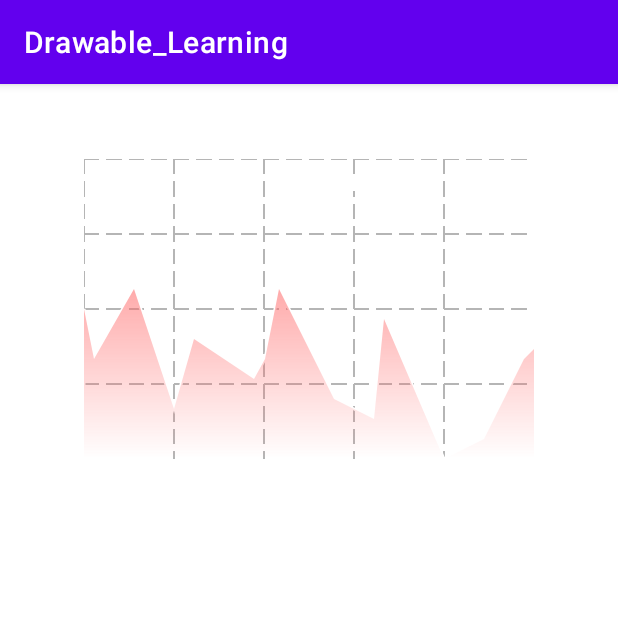
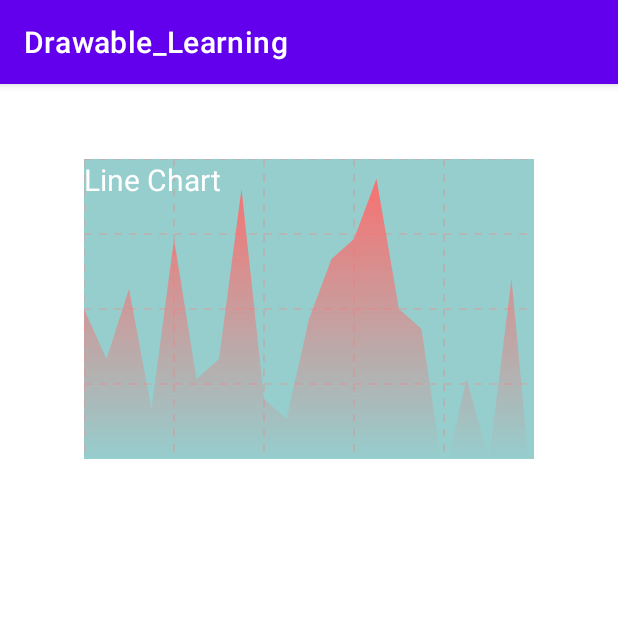
Before and after one commit to JereChen11/Drawable_Learning, an Android app: the fragment LineChartFragment shown on its own in the app's theme, on a phone screen of 412 x 824 dp, the top half of it. Run offline under Robolectric (Android 15) with nearby library versions, the phone set to English and light mode, and no system bars.

Commit message:
update Simeple Line Chart

```diff
--- a/app/src/main/java/com/drawable/learning/fragment/custom/line_chart/BgGridDrawable.kt
+++ b/app/src/main/java/com/drawable/learning/fragment/custom/line_chart/BgGridDrawable.kt
@@ -17,21 +17,23 @@ class BgGridDrawable : Drawable() {
     private val paint = Paint(Paint.ANTI_ALIAS_FLAG).apply {
         style = Paint.Style.STROKE
         strokeWidth = 1f.px
-        color = Color.parseColor("#B5B5B5")
-        pathEffect = DashPathEffect(floatArrayOf(10f.px, 5f.px), 0f)
+        color = Color.parseColor("#80B5B5B5")
+        pathEffect = DashPathEffect(floatArrayOf(5f.px, 5f.px, 5f.px, 5f.px), 0f)
     }
 
+    private var pixelX = 0f
+    private var pixelY = 0f
     override fun draw(canvas: Canvas) {
         for (i in 0 until lineCount) {
-            val y = (bounds.top + bounds.height() / lineCount * i).toFloat()
-            path.moveTo(bounds.left.toFloat(), y)
-            path.lineTo(bounds.right.toFloat(), y)
+            pixelY = (bounds.top + bounds.height() / lineCount * i).toFloat()
+            path.moveTo(bounds.left.toFloat(), pixelY)
+            path.lineTo(bounds.right.toFloat(), pixelY)
             canvas.drawPath(path, paint)
         }
         for (i in 0 until columnCount) {
-            val x = (bounds.left + bounds.width() / columnCount * i).toFloat()
-            path.moveTo(x, bounds.top.toFloat())
-            path.lineTo(x, bounds.bottom.toFloat())
+            pixelX = (bounds.left + bounds.width() / columnCount * i).toFloat()
+            path.moveTo(pixelX, bounds.top.toFloat())
+            path.lineTo(pixelX, bounds.bottom.toFloat())
             canvas.drawPath(path, paint)
         }
     }
--- a/app/src/main/java/com/drawable/learning/fragment/custom/line_chart/LineChartFragment.kt
+++ b/app/src/main/java/com/drawable/learning/fragment/custom/line_chart/LineChartFragment.kt
@@ -22,12 +22,46 @@ class LineChartFragment : BaseFragment<FragmentLineChartBinding>() {
         private val bgDrawable = BgGridDrawable()
 
         private val paint = Paint(Paint.ANTI_ALIAS_FLAG).apply {
-            style = Paint.Style.FILL
+            style = Paint.Style.FILL_AND_STROKE
+            strokeWidth = 2f.px
             color = Color.parseColor("#96CDCD")
+        }
+
+        //hard code the points of the line chart
+        private val path = Path()
+
+        private fun calculatePath() {
+            path.apply {
+                reset()
+                moveTo(bounds.left.toFloat(), bounds.bottom.toFloat())
+                lineTo(bounds.left.toFloat(), 150f)
+                lineTo(bounds.left.toFloat() + bounds.width() * 0.05f, 200f)
+                lineTo(bounds.left.toFloat() + bounds.width() * 0.1f, 130f)
+                lineTo(bounds.left.toFloat() + bounds.width() * 0.15f, 250f)
+                lineTo(bounds.left.toFloat() + bounds.width() * 0.2f, 80f)
+                lineTo(bounds.left.toFloat() + bounds.width() * 0.25f, 220f)
+                lineTo(bounds.left.toFloat() + bounds.width() * 0.3f, 200f)
+                lineTo(bounds.left.toFloat() + bounds.width() * 0.35f, 30f)
+                lineTo(bounds.left.toFloat() + bounds.width() * 0.4f, 240f)
+                lineTo(bounds.left.toFloat() + bounds.width() * 0.45f, 260f)
+                lineTo(bounds.left.toFloat() + bounds.width() * 0.5f, 160f)
+                lineTo(bounds.left.toFloat() + bounds.width() * 0.55f, 100f)
+                lineTo(bounds.left.toFloat() + bounds.width() * 0.6f, 80f)
+                lineTo(bounds.left.toFloat() + bounds.width() * 0.65f, 20f)
+                lineTo(bounds.left.toFloat() + bounds.width() * 0.7f, 150f)
+                lineTo(bounds.left.toFloat() + bounds.width() * 0.75f, 170f)
+                lineTo(bounds.left.toFloat() + bounds.width() * 0.8f, 320f)
+                lineTo(bounds.left.toFloat() + bounds.width() * 0.85f, 220f)
+                lineTo(bounds.left.toFloat() + bounds.width() * 0.9f, 300f)
+                lineTo(bounds.left.toFloat() + bounds.width() * 0.95f, 120f)
+                lineTo(bounds.left.toFloat() + bounds.width() * 1f, 360f)
+                lineTo(bounds.left.toFloat() + bounds.width() * 1f, bounds.bottom.toFloat())
+            }
         }
 
         override fun draw(canvas: Canvas) {
             paint.shader = null
+            calculatePath()
 
             canvas.drawRect(
                 bounds.left.toFloat(),
@@ -40,34 +74,13 @@ class LineChartFragment : BaseFragment<FragmentLineChartBinding>() {
             bgDrawable.bounds = bounds
             bgDrawable.draw(canvas)
 
-            //hard code the points of the line chart
-            val path = Path().apply {
-                moveTo(bounds.left.toFloat(), bounds.bottom.toFloat())
-                lineTo(bounds.left.toFloat(), 150f)
-                lineTo(10f, 200f)
-                lineTo(50f, 130f)
-                lineTo(90f, 250f)
-                lineTo(110f, 180f)
-                lineTo(170f, 220f)
-                lineTo(181f, 200f)
-                lineTo(195f, 130f)
-                lineTo(250f, 240f)
-                lineTo(290f, 260f)
-                lineTo(300f, 160f)
-                lineTo(360f, 300f)
-                lineTo(400f, 280f)
-                lineTo(440f, 200f)
-                lineTo(490f, 150f)
-                lineTo(530f, 170f)
-                lineTo(bounds.right.toFloat(), 320f)
-                lineTo(bounds.right.toFloat(), bounds.bottom.toFloat())
-            }
-            paint.apply {
-                style = Paint.Style.STROKE
-                strokeWidth = 2f.px
-                color = Color.WHITE
-            }
-            canvas.drawPath(path, paint)
+
+//            paint.apply {
+//                style = Paint.Style.STROKE
+//                strokeWidth = 2f.px
+//                color = Color.WHITE
+//            }
+//            canvas.drawPath(path, paint)
 
             //draw the shader for path
             path.close()
--- a/app/src/main/res/layout/fragment_line_chart.xml
+++ b/app/src/main/res/layout/fragment_line_chart.xml
@@ -10,9 +10,8 @@
         android:id="@+id/customDrawableTv"
         android:layout_width="300dp"
         android:layout_height="200dp"
-        android:layout_gravity="center_horizontal"
         android:layout_marginTop="50dp"
-        android:gravity="center_horizontal"
+        android:gravity="start|center_horizontal"
         android:text="@string/line_chart"
         android:textColor="@color/white"
         android:textSize="20sp"
```
